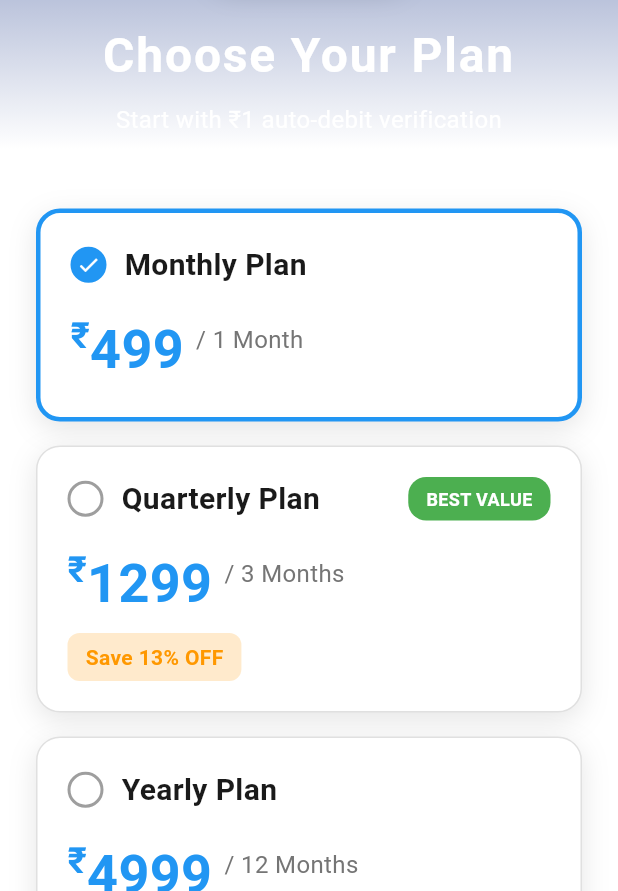
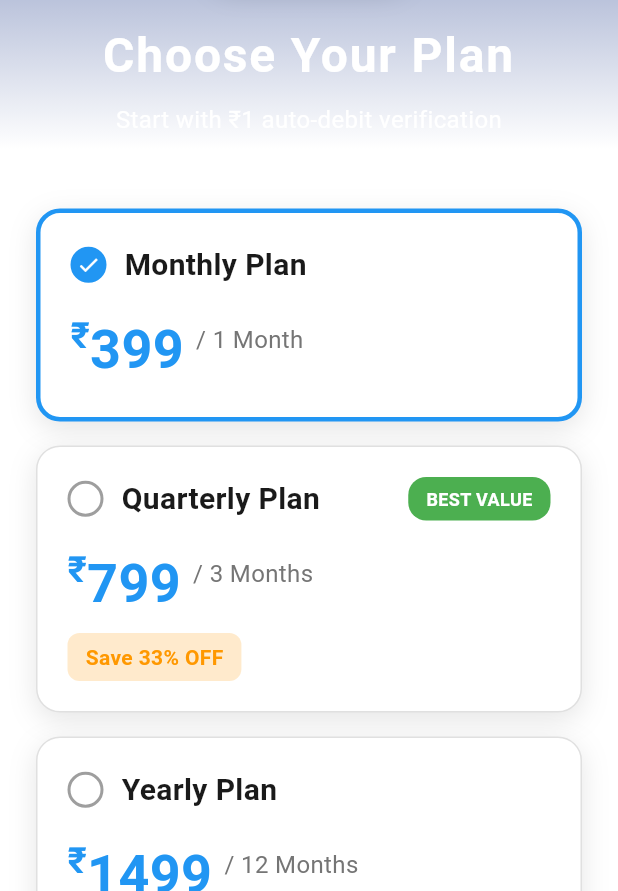
Before and after one commit to Justinvicky91/echofort-mobile, a Flutter app: the screen it shows after launch, after a tap on "Sign Up", on a phone screen of 412 x 824 dp, the part 345-1236 px from its top. Run offline on Flutter 3.47's test engine with Material 3 defaults, Android fonts, the phone set to English and light mode, and no system bars; our stand-ins replace device_info_plus, flutter_secure_storage, image_picker, permission_handler, shared_preferences; missing offline and left inert: razorpay_flutter; network calls fail.

Commit message:
Phase 5: Fix mobile app critical issues
✅ FIXED:
1. OTP Integration - Now uses backend API (/auth/otp/request, /auth/otp/verify) instead of Make.com
   - Emails sent via SendGrid
   - Proper OTP verification with backend
   - Removed local OTP storage

2. Logo Transparency - Removed white background containers
   - Login screen: Direct transparent PNG (200x200)
   - Signup screen: Direct transparent PNG (140x140)
   - Splash screen: Already correct

3. Pricing Match - Updated to match website
   - Monthly: ₹499 → ₹399
   - Quarterly: ₹1,299 → ₹799 (33% OFF)
   - Yearly: ₹4,999 → ₹1,499 (69% OFF)

REMAINING:
- Address/ID fields not saved to backend (needs DB migration)
- Razorpay payment integration (needs SDK)
- ₹1 auto-debit (needs recurring payment setup)
- Refund request screens (needs UI)

Files changed:
- lib/services/auth_service.dart (OTP fix)
- lib/screens/auth/login_screen.dart (logo transparency)
- lib/screens/auth/signup_screen.dart (logo transparency)
- lib/screens/auth/pricing_screen.dart (pricing update)

```diff
--- a/lib/screens/auth/login_screen.dart
+++ b/lib/screens/auth/login_screen.dart
@@ -76,26 +76,12 @@ class _LoginScreenState extends State<LoginScreen> {
                   mainAxisAlignment: MainAxisAlignment.center,
                   crossAxisAlignment: CrossAxisAlignment.stretch,
                   children: [
-                    // Logo with transparent background
-                    Container(
-                      padding: const EdgeInsets.all(20),
-                      decoration: BoxDecoration(
-                        color: Colors.white.withOpacity(0.9),
-                        borderRadius: BorderRadius.circular(20),
-                        boxShadow: [
-                          BoxShadow(
-                            color: Colors.black.withOpacity(0.1),
-                            blurRadius: 20,
-                            offset: const Offset(0, 5),
-                          ),
-                        ],
-                      ),
-                      child: Image.asset(
-                        'assets/images/echofort_logo.png',
-                        width: 180,
-                        height: 180,
-                        fit: BoxFit.contain,
-                      ),
+                    // Logo (transparent, no background)
+                    Image.asset(
+                      'assets/images/echofort_logo.png',
+                      width: 200,
+                      height: 200,
+                      fit: BoxFit.contain,
                     ),
                     const SizedBox(height: 24),
 
--- a/lib/screens/auth/pricing_screen.dart
+++ b/lib/screens/auth/pricing_screen.dart
@@ -14,21 +14,21 @@ class _PricingScreenState extends State<PricingScreen> {
   final Map<String, Map<String, dynamic>> _plans = {
     'monthly': {
       'name': 'Monthly Plan',
-      'price': 499,
+      'price': 399,
       'duration': '1 Month',
       'savings': null,
     },
     'quarterly': {
       'name': 'Quarterly Plan',
-      'price': 1299,
+      'price': 799,
       'duration': '3 Months',
-      'savings': '13% OFF',
+      'savings': '33% OFF',
     },
     'yearly': {
       'name': 'Yearly Plan',
-      'price': 4999,
+      'price': 1499,
       'duration': '12 Months',
-      'savings': '17% OFF',
+      'savings': '69% OFF',
     },
   };
 
```
Also changed, not shown: lib/screens/auth/signup_screen.dart (+6 -19 lines), lib/services/auth_service.dart (+32 -35 lines).
